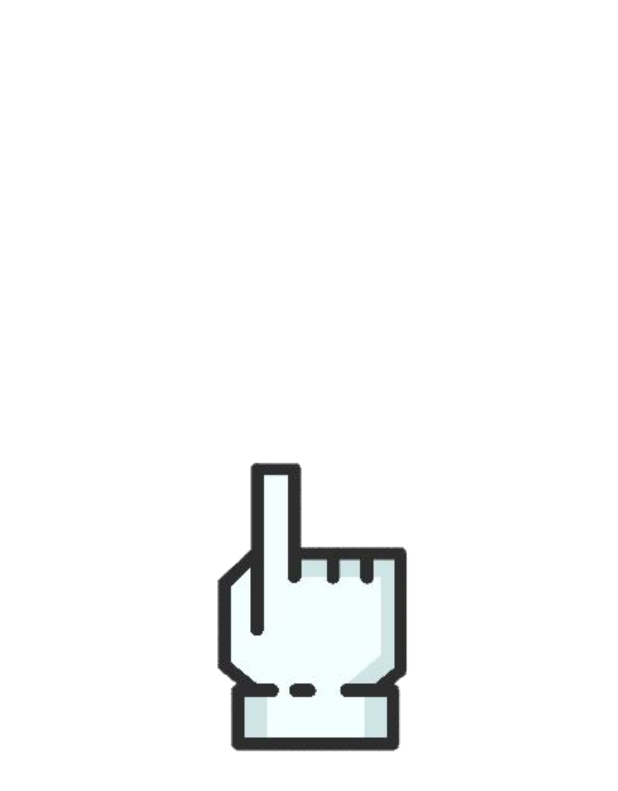
After one commit to songkyunghee/quiclick, an Android app: the SplashActivity screen opened directly, with no data from a screen before it, on a phone screen of 412 x 824 dp. The commit adds this screen. Shown: the top 791 px of the screen. Run offline under Robolectric (Android 15) with nearby library versions, the phone set to English and light mode, and no system bars; 1 statement that could not run was skipped.

Commit message:
splash 추가
첫 화면에 click logo 뜨는 splashactivity 추가

```diff
--- /dev/null
+++ b/app/src/main/java/com/example/quiclick/SplashActivity.java
@@ -0,0 +1,22 @@
+package com.example.quiclick;
+
+import android.app.Activity;
+import android.content.Intent;
+import android.support.annotation.Nullable;
+import android.support.v7.app.AppCompatActivity;
+import android.os.Bundle;
+
+public class SplashActivity extends AppCompatActivity {
+    @Override
+    protected void onCreate(@Nullable Bundle savedInstanceState) {
+        super.onCreate(savedInstanceState);
+
+        try{
+            Thread.sleep(4000);
+        }catch (InterruptedException e){
+            e.printStackTrace();
+        }
+        startActivity(new Intent(getApplicationContext(), LoginActivity.class));
+        finish();
+    }
+}
--- /dev/null
+++ b/app/src/main/res/drawable/background_splash.xml
@@ -0,0 +1,11 @@
+<?xml version="1.0" encoding="utf-8"?>
+<layer-list xmlns:android="http://schemas.android.com/apk/res/android">
+
+    <item android:drawable="@android:color/background_light" />
+
+    <item>
+        <bitmap android:src="@drawable/clickimage3"
+            android:gravity="center" />
+    </item>
+
+</layer-list>
--- a/app/src/main/res/values/styles.xml
+++ b/app/src/main/res/values/styles.xml
@@ -7,5 +7,7 @@
         <item name="colorPrimaryDark">@color/colorPrimaryDark</item>
         <item name="colorAccent">@color/colorAccent</item>
     </style>
-
+    <style name="SplashTheme" parent="@android:style/Theme.Light.NoTitleBar">
+        <item name="android:windowBackground">@drawable/background_splash</item>
+    </style>
 </resources>
```
Also changed, not shown: app/src/main/AndroidManifest.xml (+10 -7 lines), app/src/main/res/drawable/clickimage3.png (added).
